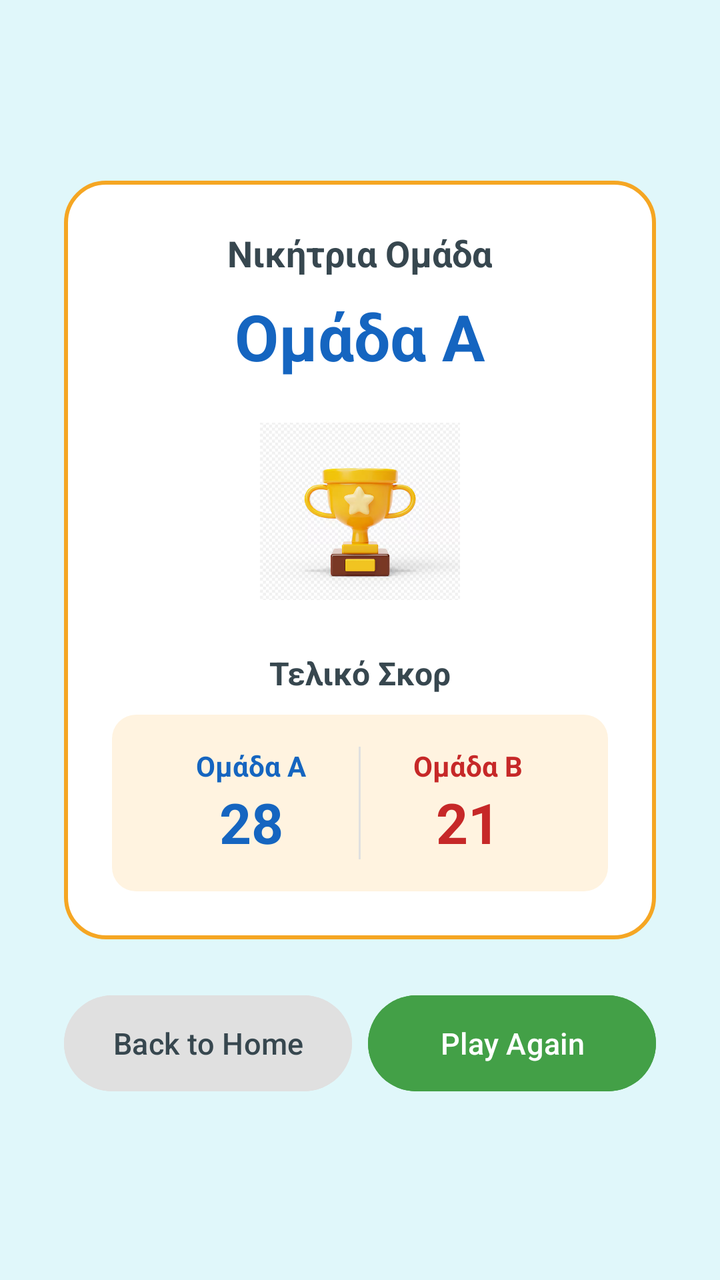
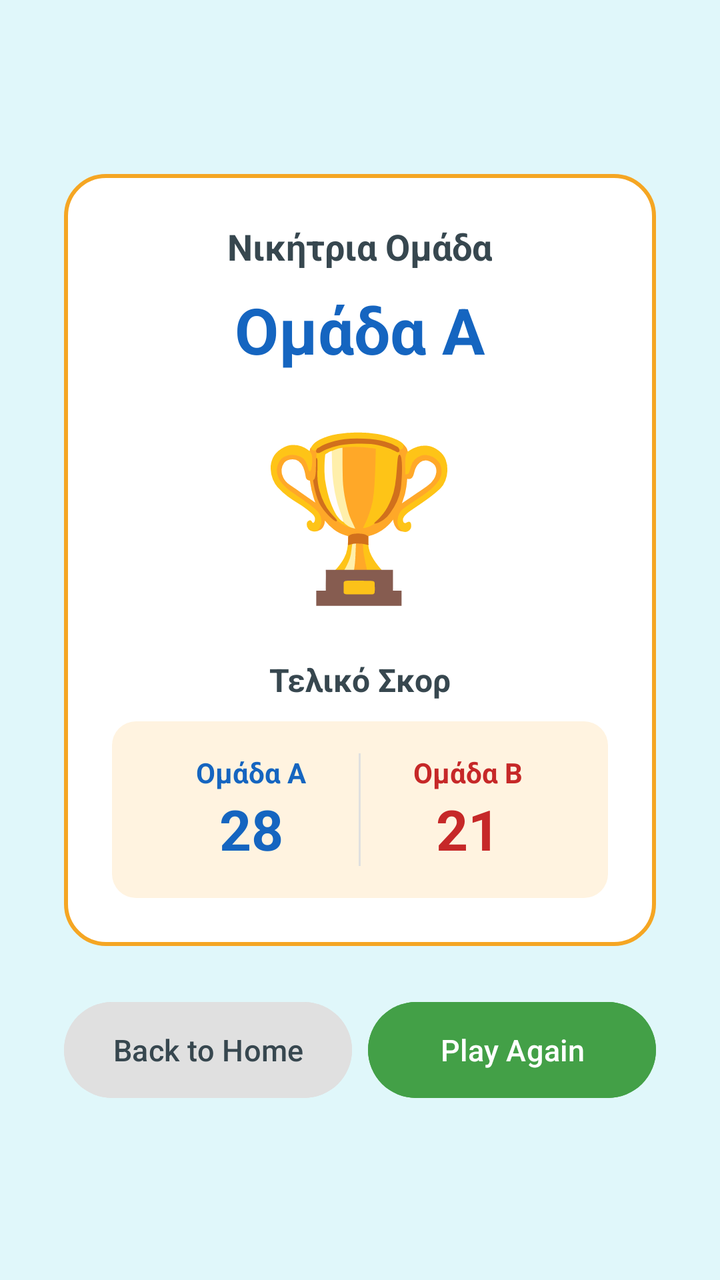

Compare the two renders of this Android layout. The source of the first and the diff that turns it into the second are given below.
<!-- AndroidManifest.xml: application theme Theme.WordMaster -->
<!-- res/layout/activity_winner.xml -->
<?xml version="1.0" encoding="utf-8"?>
<LinearLayout xmlns:android="http://schemas.android.com/apk/res/android"
    android:layout_width="match_parent"
    android:layout_height="match_parent"
    android:gravity="center"
    android:background="#E0F7FA"
    android:orientation="vertical"
    android:padding="32dp">

    <LinearLayout
        android:layout_width="match_parent"
        android:layout_height="wrap_content"
        android:orientation="vertical"
        android:background="@drawable/card_bg"
        android:padding="24dp"
        android:gravity="center">

        <TextView
            android:layout_width="wrap_content"
            android:layout_height="wrap_content"
            android:text="Νικήτρια Ομάδα"
            android:textColor="#37474F"
            android:textSize="18sp"
            android:textStyle="bold"
            android:layout_marginBottom="8dp" />

        <TextView
            android:id="@+id/tvWinnerName"
            android:layout_width="wrap_content"
            android:layout_height="wrap_content"
            android:text="Ομάδα Α"
            android:textColor="#1565C0"
            android:textSize="32sp"
            android:textStyle="bold"
            android:layout_marginBottom="16dp" />

        <ImageView
            android:layout_width="100dp"
            android:layout_height="100dp"
            android:src="@drawable/trophy"
            android:contentDescription="Trophy"
            android:layout_marginBottom="20dp" />

        <TextView
            android:layout_width="wrap_content"
            android:layout_height="wrap_content"
            android:text="Τελικό Σκορ"
            android:textColor="#37474F"
            android:textSize="16sp"
            android:textStyle="bold"
            android:layout_marginBottom="10dp" />

        <LinearLayout
            android:layout_width="match_parent"
            android:layout_height="wrap_content"
            android:orientation="horizontal"
            android:background="@drawable/team_name_bg"
            android:padding="16dp">

            <LinearLayout
                android:layout_width="0dp"
                android:layout_height="wrap_content"
                android:layout_weight="1"
                android:orientation="vertical"
                android:gravity="center">

                <TextView
                    android:id="@+id/tvTeam1Name"
                    android:layout_width="wrap_content"
                    android:layout_height="wrap_content"
                    android:text="Ομάδα Α"
                    android:textColor="#1565C0"
                    android:textSize="14sp"
                    android:textStyle="bold" />

                <TextView
                    android:id="@+id/tvFinalScore1"
                    android:layout_width="wrap_content"
                    android:layout_height="wrap_content"
                    android:text="28"
                    android:textColor="#1565C0"
                    android:textSize="28sp"
                    android:textStyle="bold" />
            </LinearLayout>

            <View
                android:layout_width="1dp"
                android:layout_height="match_parent"
                android:background="#E0E0E0" />

            <LinearLayout
                android:layout_width="0dp"
                android:layout_height="wrap_content"
                android:layout_weight="1"
                android:orientation="vertical"
                android:gravity="center">

                <TextView
                    android:id="@+id/tvTeam2Name"
                    android:layout_width="wrap_content"
                    android:layout_height="wrap_content"
                    android:text="Ομάδα Β"
                    android:textColor="#C62828"
                    android:textSize="14sp"
                    android:textStyle="bold" />

                <TextView
                    android:id="@+id/tvFinalScore2"
                    android:layout_width="wrap_content"
                    android:layout_height="wrap_content"
                    android:text="21"
                    android:textColor="#C62828"
                    android:textSize="28sp"
                    android:textStyle="bold" />
            </LinearLayout>
        </LinearLayout>

    </LinearLayout>

    <LinearLayout
        android:layout_width="match_parent"
        android:layout_height="wrap_content"
        android:orientation="horizontal"
        android:layout_marginTop="24dp"
        android:gravity="center">

        <Button
            android:id="@+id/btnBackHome"
            android:layout_width="0dp"
            android:layout_weight="1"
            android:layout_height="56dp"
            android:text="Back to Home"
            android:textSize="15sp"
            android:textColor="#37474F"
            android:backgroundTint="#E0E0E0"
            android:layout_marginEnd="8dp" />

        <Button
            android:id="@+id/btnPlayAgain"
            android:layout_width="0dp"
            android:layout_weight="1"
            android:layout_height="56dp"
            android:text="Play Again"
            android:textSize="15sp"
            android:textColor="#FFFFFF"
            android:backgroundTint="#43A047" />

    </LinearLayout>

</LinearLayout>
<!-- resources referenced by this layout -->
<resources>
  <!-- drawable card_bg (drawable) -->
  <?xml version="1.0" encoding="utf-8"?>
  <shape xmlns:android="http://schemas.android.com/apk/res/android">
      <solid android:color="#FFFFFF" />
      <corners android:radius="20dp" />
      <stroke android:width="2dp" android:color="#F5A623" />
  </shape>
  <!-- drawable team_name_bg (drawable) -->
  <?xml version="1.0" encoding="utf-8"?>
  <shape xmlns:android="http://schemas.android.com/apk/res/android">
      <solid android:color="#FFF3E0" />
      <corners android:radius="12dp" />
  </shape>
  <!-- drawable trophy: png bitmap (drawable, 222570 bytes) -->
  <style name="Theme.WordMaster" parent="Base.Theme.WordMaster" />
  <style name="Base.Theme.WordMaster" parent="Theme.Material3.DayNight.NoActionBar">
          
          
      </style>
</resources>

<!-- the commit's change to res/layout/activity_winner.xml (unified diff, before → after) -->
@@ -34,11 +34,12 @@
             android:textStyle="bold"
             android:layout_marginBottom="16dp" />
 
-        <ImageView
-            android:layout_width="100dp"
-            android:layout_height="100dp"
-            android:src="@drawable/trophy"
-            android:contentDescription="Trophy"
+        <TextView
+            android:id="@+id/tvTrophyEmoji"
+            android:layout_width="wrap_content"
+            android:layout_height="wrap_content"
+            android:text="🏆"
+            android:textSize="80sp"
             android:layout_marginBottom="20dp" />
 
         <TextView
<!-- resource entries referenced after the edit -->
@@ -13,7 +13,6 @@
       <solid android:color="#FFF3E0" />
       <corners android:radius="12dp" />
   </shape>
-  <!-- drawable trophy: png bitmap (drawable, 222570 bytes) -->
   <style name="Theme.WordMaster" parent="Base.Theme.WordMaster" />
   <style name="Base.Theme.WordMaster" parent="Theme.Material3.DayNight.NoActionBar">
           
